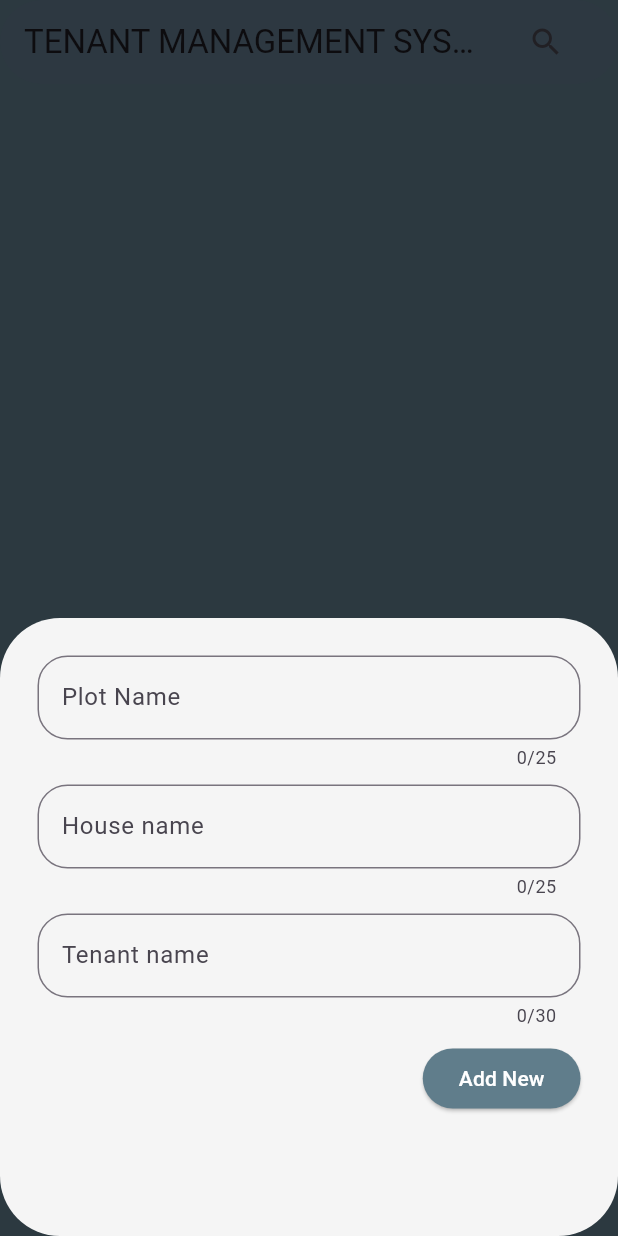
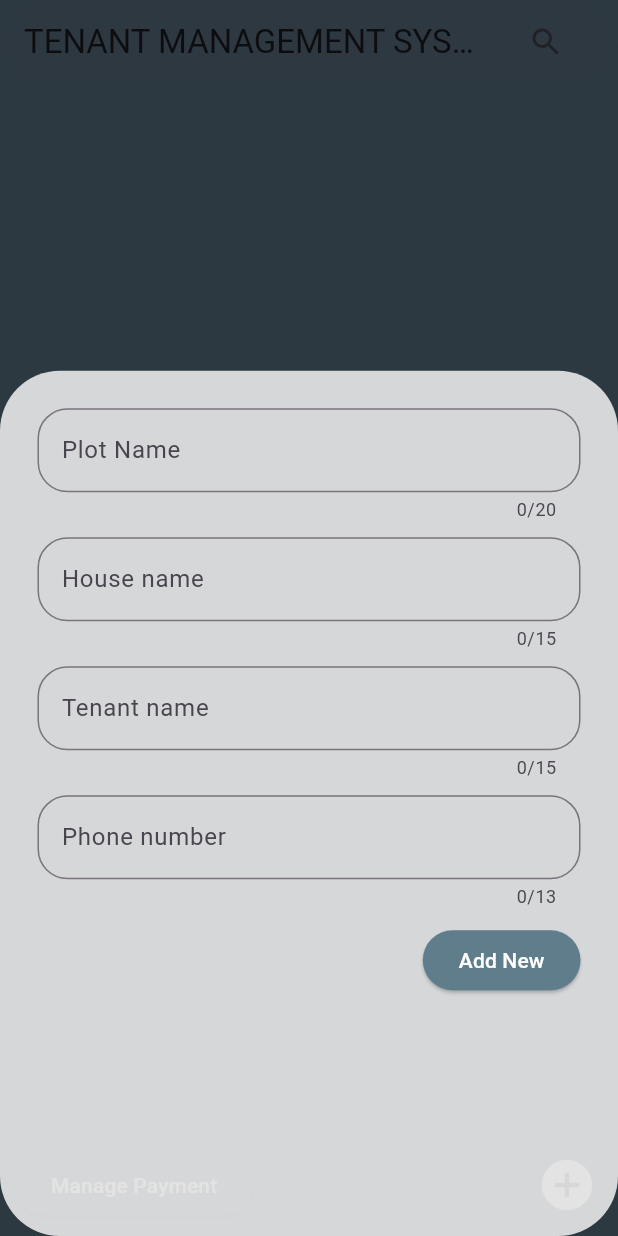
Before and after one commit to mohmohrap/atms, a Flutter app: the HomePage screen opened by its route, after a tap on the "add circle" icon, on a phone screen of 412 x 824 dp. Run offline on Flutter 3.47's test engine with Material 3 defaults, Android fonts, the phone set to English and light mode, and no system bars; our stand-ins replace sqflite; accounts and stored records are empty.

Commit message:
added phone section and UI improvement, working good

```diff
--- a/lib/homescreen.dart
+++ b/lib/homescreen.dart
@@ -51,6 +51,8 @@ class _HomePageState extends State<HomePage> {
   final TextEditingController _plotNameController = TextEditingController();
   final TextEditingController _houseNameController = TextEditingController();
   final TextEditingController _tenantNameController = TextEditingController();
+  final TextEditingController _phoneController = TextEditingController();
+
   // This function will be triggered when the floating button is pressed
   // It will also be triggered when you want to update an item
   _showForm(int? id) async {
@@ -62,22 +64,26 @@ class _HomePageState extends State<HomePage> {
       _plotNameController.text = existingJournal['plotName'];
       _houseNameController.text = existingJournal['houseName'];
       _tenantNameController.text = existingJournal['tenantName'];
+      _phoneController.text = existingJournal['phone'];
       /*_selectedMonths = Set<int>.from(existingJournal['selectedMonths'] ?? []);*/
     } /*else {
       _selectedMonths = {};
     }*/
 
     showModalBottomSheet(
+        sheetAnimationStyle: AnimationStyle(
+            reverseDuration: Duration(milliseconds: 600),
+            duration: Duration(milliseconds: 600)),
         shape: const RoundedRectangleBorder(
             borderRadius: BorderRadius.all(Radius.circular(40))),
-        backgroundColor: Colors.grey[100],
+        backgroundColor: Color.fromRGBO(255, 255, 255, 0.8),
         context: context,
         elevation: 5,
         isScrollControlled: true,
         builder: (_) => DraggableScrollableSheet(
-              minChildSize: 0.5,
+              minChildSize: 0.7,
               expand: false,
-              initialChildSize: 0.5,
+              initialChildSize: 0.7,
               maxChildSize: 0.7,
               builder: (context, scrollController) => SingleChildScrollView(
                 controller: scrollController,
@@ -117,7 +123,7 @@ class _HomePageState extends State<HomePage> {
                             _plotNameController.text = fieldController.text;
                           });
                           return TextField(
-                            maxLength: 25,
+                            maxLength: 20,
                             controller: fieldController,
                             focusNode: focusNode,
                             decoration: const InputDecoration(
@@ -155,7 +161,7 @@ class _HomePageState extends State<HomePage> {
                             _houseNameController.text = fieldController.text;
                           });
                           return TextField(
-                            maxLength: 25,
+                            maxLength: 15,
                             controller: fieldController,
                             focusNode: focusNode,
                             decoration: const InputDecoration(
@@ -171,10 +177,24 @@ class _HomePageState extends State<HomePage> {
                         height: 10,
                       ),
                       TextField(
-                        maxLength: 30,
+                        maxLength: 15,
                         controller: _tenantNameController,
                         decoration: const InputDecoration(
                           labelText: 'Tenant name',
+                          border: OutlineInputBorder(
+                              borderRadius:
+                                  BorderRadius.all(Radius.circular(20))),
+                        ),
+                      ),
+                      const SizedBox(
+                        height: 10,
+                      ),
+                      TextField(
+                        maxLength: 13,
+                        controller: _phoneController,
+                        keyboardType: TextInputType.number,
+                        decoration: const InputDecoration(
+                          labelText: 'Phone number',
                           border: OutlineInputBorder(
                               borderRadius:
                                   BorderRadius.all(Radius.circular(20))),
@@ -188,7 +208,8 @@ class _HomePageState extends State<HomePage> {
                             backgroundColor:
                                 WidgetStatePropertyAll(Colors.blueGrey)),
                         onPressed: () async {
-                          if (_houseNameController.text.isEmpty) {
+                          if (_plotNameController.text.isEmpty ||
+                              _houseNameController.text.isEmpty) {
                             showDialog(
                               context: context,
                               builder: (BuildContext context) {
@@ -200,7 +221,7 @@ class _HomePageState extends State<HomePage> {
                                           Radius.circular(20))),
                                   title: const Text('Not Saved'),
                                   content: const Text(
-                                      'You must enter a house name, if none write empty'),
+                                      'Plot and house cannot be empty'),
                                   actions: [
                                     TextButton(
                                         onPressed: () {
@@ -227,6 +248,7 @@ class _HomePageState extends State<HomePage> {
                           _plotNameController.text = '';
                           _houseNameController.text = '';
                           _tenantNameController.text = '';
+                          _phoneController.text = '';
 
                           // Close the bottom sheet
                           // ignore: use_build_context_synchronously
@@ -245,6 +267,7 @@ class _HomePageState extends State<HomePage> {
       _houseNameController.text = '';
       _tenantNameController.text = '';
       _plotNameController.text = '';
+      _phoneController.text = '';
     });
   }
 
@@ -254,6 +277,7 @@ class _HomePageState extends State<HomePage> {
       _plotNameController.text,
       _houseNameController.text,
       _tenantNameController.text,
+      _phoneController.text,
       // _selectedMonths.toList(),
     );
     _refreshJournals();
@@ -266,6 +290,7 @@ class _HomePageState extends State<HomePage> {
       _plotNameController.text,
       _houseNameController.text,
       _tenantNameController.text,
+      _phoneController.text,
       // _selectedMonths.toList(),
     );
     _refreshJournals();
@@ -281,7 +306,7 @@ class _HomePageState extends State<HomePage> {
     _refreshJournals();
     // ignore: use_build_context_synchronously
     ScaffoldMessenger.of(context).showSnackBar(SnackBar(
-      content: Text("You deleted '$houseName' from '$plotName'"),
+      content: Text("You have deleted '$houseName' from '$plotName'"),
       duration: const Duration(seconds: 5),
     ));
   }
@@ -335,9 +360,7 @@ class _HomePageState extends State<HomePage> {
                     shape: BeveledRectangleBorder(
                         borderRadius: BorderRadius.all(Radius.circular(5))),
                     tileColor: const Color.fromRGBO(255, 255, 255, 0.102),
-                    title: Row(
-                      children: [
-                        Column(
+                    title: Column(
                       crossAxisAlignment: CrossAxisAlignment.start,
                       children: [
                         Text(_journals[index]['plotName'],
@@ -346,39 +369,43 @@ class _HomePageState extends State<HomePage> {
                         Text(_journals[index]['houseName'],
                             style: const TextStyle(
                                 color: Colors.white, fontSize: 16)),
+                        Row(
+                          children: [
                             Text(_journals[index]['tenantName'],
                                 style: const TextStyle(
                                     fontStyle: FontStyle.italic,
                                     color: Colors.white,
                                     fontSize: 14)),
+                            const SizedBox(
+                              width: 5,
+                            ),
+                            Text(_journals[index]['phone'],
+                                style: const TextStyle(
+                                    color: Colors.white, fontSize: 14)),
                           ],
                         ),
-                        /*const SizedBox(
-                          width: 20,
-                        ),
-                        Text(_journals[index]['tenantName'],
-                            style: const TextStyle(
-                                fontStyle: FontStyle.italic,
-                                color: Colors.white,
-                                fontSize: 14)),*/
                       ],
                     ),
                     trailing: SizedBox(
                       width: 150,
                       child: Row(
+                        spacing: 0.1,
                         mainAxisAlignment: MainAxisAlignment.end,
                         children: [
                           IconButton(
+                            iconSize: 22,
                             color: Colors.grey[800],
                             icon: const Icon(Icons.call),
                             onPressed: null,
                           ),
                           IconButton(
+                            iconSize: 22,
                             color: Colors.grey[800],
                             icon: const Icon(Icons.mode_edit_sharp),
                             onPressed: () => _showForm(_journals[index]['id']),
                           ),
                           IconButton(
+                            iconSize: 22,
                             color: Colors.red[150],
                             icon: const Icon(Icons.delete),
                             onPressed: () => showDialog(
@@ -442,11 +469,12 @@ class _HomePageState extends State<HomePage> {
                 ),
               ),
               FloatingActionButton(
+                tooltip: 'Add new',
                 elevation: 0,
                 mini: true,
                 backgroundColor: Colors.blueGrey,
                 child:
-                    const Icon(Icons.add_circle, size: 50, color: Colors.white),
+                    const Icon(Icons.add_circle, size: 40, color: Colors.white),
                 onPressed: () => _showForm(null),
               ),
             ],
--- a/lib/rent.dart
+++ b/lib/rent.dart
@@ -112,7 +112,7 @@ class _ManagePlotsAndHousesScreenState
                           "D"
                         ][monthIndex],
                         style: const TextStyle(
-                          color: Colors.white,
+                          color: Colors.black,
                           fontWeight: FontWeight.bold,
                         ),
                       ),
--- a/lib/search.dart
+++ b/lib/search.dart
@@ -74,6 +74,9 @@ class _SearchScreenState extends State<SearchScreen> {
                             journal['plotName']
                                 .toLowerCase()
                                 .contains(value.toLowerCase()) ||
+			    journal['houseName']
+                                .toLowerCase()
+                                .contains(value.toLowerCase()) ||
                             journal['tenantName']
                                 .toLowerCase()
                                 .contains(value.toLowerCase()))
--- a/lib/sql.dart
+++ b/lib/sql.dart
@@ -9,7 +9,7 @@ class SQLHelper {
         plotName TEXT,
         houseName TEXT,
         tenantName TEXT,
-
+        phone TEXT,
         createdAt TIMESTAMP NOT NULL DEFAULT CURRENT_TIMESTAMP
 
       )
@@ -36,6 +36,7 @@ class SQLHelper {
     String plotName,
     String? houseName,
     String tenantName,
+    String? phone,
     /*int? phone*/ /*, List<int> selectedMonths*/
   ) async {
     final db = await SQLHelper.db();
@@ -44,6 +45,7 @@ class SQLHelper {
       'plotName': plotName,
       'houseName': houseName,
       'tenantName': tenantName,
+      'phone': phone,
       //'phone': phone,
       /*'selectedMonths':
           selectedMonths.isNotEmpty ? selectedMonths.join(',') : '',*/
@@ -86,6 +88,7 @@ class SQLHelper {
     String plotName,
     String? houseName,
     String tenantName,
+    String? phone,
     /*int? phone*/ /*, List<int> selectedMonths*/
   ) async {
     final db = await SQLHelper.db();
@@ -94,6 +97,7 @@ class SQLHelper {
       'plotName': plotName,
       'houseName': houseName,
       'tenantName': tenantName,
+      'phone': phone,
       //'phone': phone,
       /*'selectedMonths':
           selectedMonths.isNotEmpty ? selectedMonths.join(',') : '',*/
```
Lines whose indentation alone changed are shown as unchanged.
